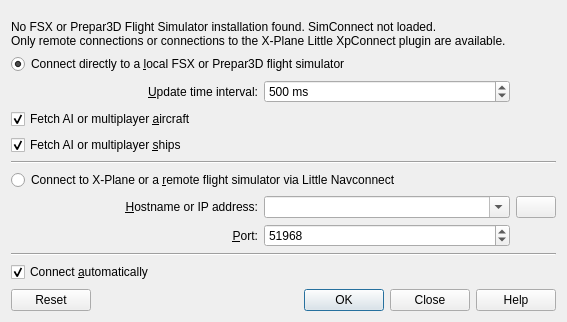
albar965/littlenavmap, file src/connect/connectdialog.ui: the form before one commit.
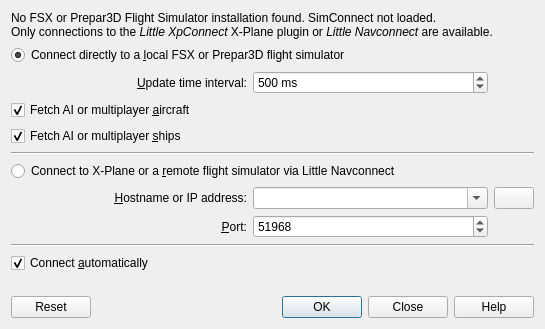
The form after the commit. Icons and pictures are not drawn.

Commit message: Fixes to connect dialog. #107

Patch:
```diff
--- a/src/connect/connectdialog.ui
+++ b/src/connect/connectdialog.ui
@@ -6,8 +6,8 @@
    <rect>
     <x>0</x>
     <y>0</y>
-    <width>567</width>
-    <height>322</height>
+    <width>545</width>
+    <height>329</height>
    </rect>
   </property>
   <property name="windowTitle">
@@ -17,7 +17,7 @@
    <item>
     <layout class="QGridLayout" name="gridLayout">
      <property name="topMargin">
-      <number>9</number>
+      <number>0</number>
      </property>
      <item row="2" column="1">
       <widget class="QSpinBox" name="spinBoxConnectUpdateRate">
@@ -231,7 +231,7 @@
       <widget class="QLabel" name="labelConnectHeader">
        <property name="text">
         <string>No FSX or Prepar3D Flight Simulator installation found. SimConnect not loaded.&lt;br/&gt;
-Only remote connections or connections to the X-Plane Little XpConnect plugin are available.</string>
+Only connections to the &lt;i&gt;Little XpConnect&lt;/i&gt; X-Plane plugin or &lt;i&gt;Little Navconnect&lt;/i&gt; are available.</string>
        </property>
       </widget>
      </item>
```
The commit also changes 1 other file.
